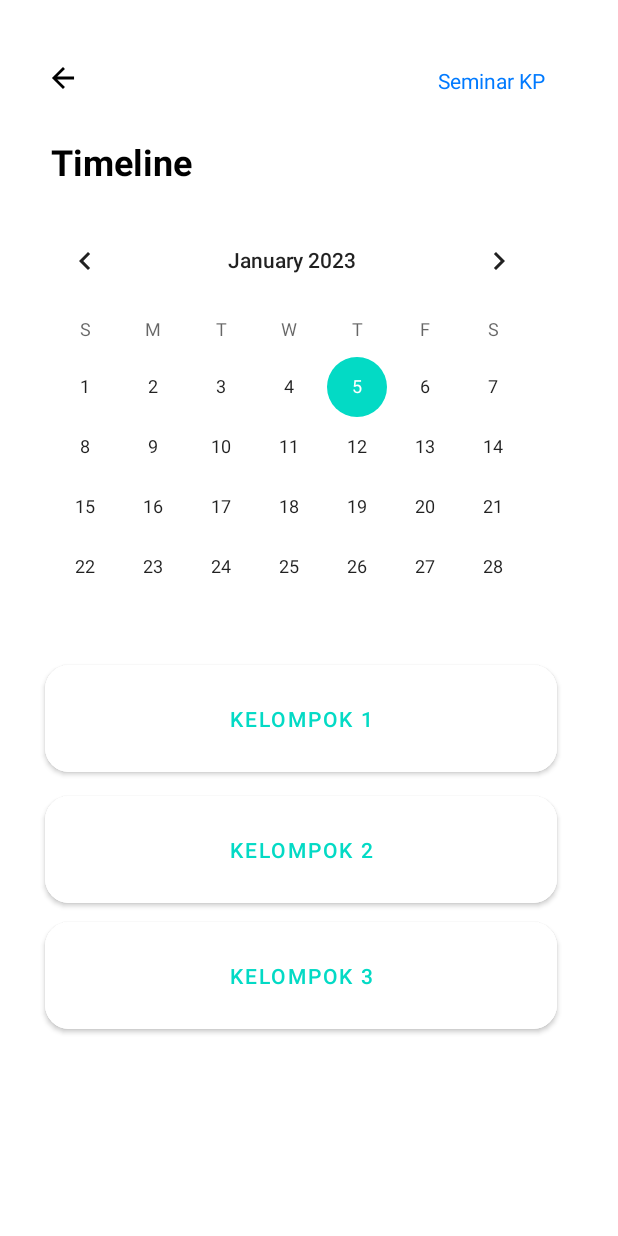
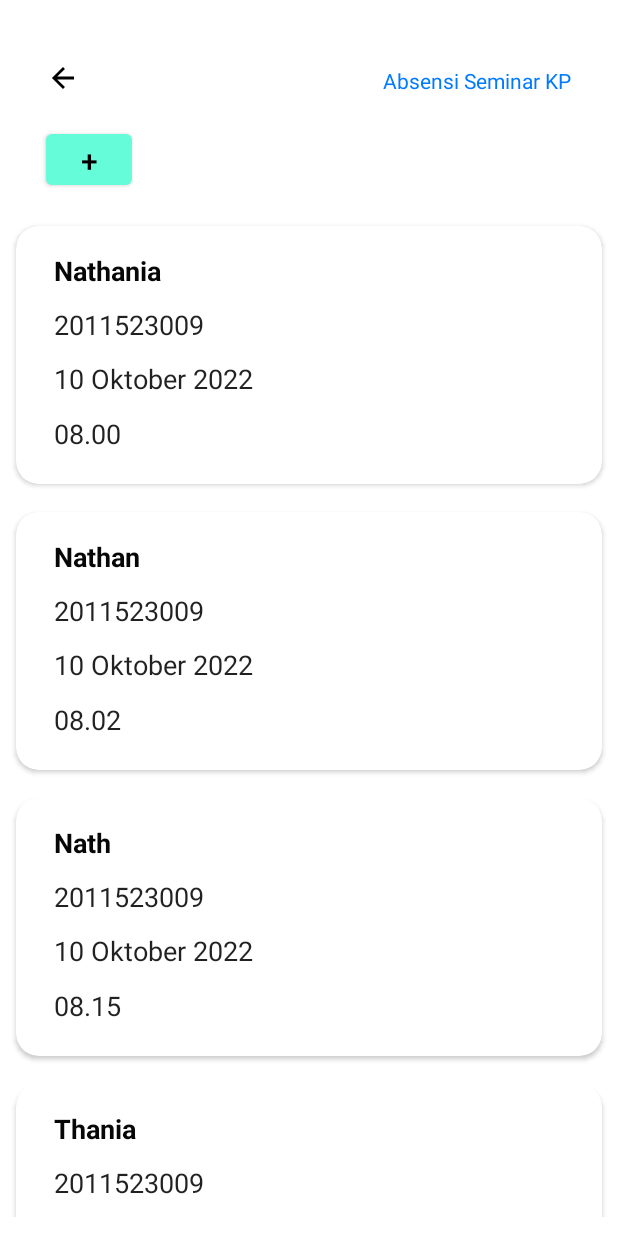
Before and after one commit to FadilaTriAfriani2011521011/Loki_A9, an Android app: the absenKPActivity screen opened directly, with no data from a screen before it, after a tap on an icon or button, on a phone screen of 412 x 824 dp. Run offline under Robolectric (Android 15) with nearby library versions, the light colour scheme and no system bars.

Commit message:
2011523009_finish

```diff
--- /dev/null
+++ b/app/src/main/java/id/ac/unand/loki_a9/AbsenSeminarActivity.kt
@@ -0,0 +1,55 @@
+package id.ac.unand.loki_a9
+
+import android.content.Intent
+import android.os.Bundle
+import android.view.View
+import androidx.appcompat.app.AppCompatActivity
+import androidx.recyclerview.widget.LinearLayoutManager
+import androidx.recyclerview.widget.RecyclerView
+import id.ac.unand.loki_a9.adapter.AbsenAdapter
+import id.ac.unand.loki_a9.models.AbsenModels
+import kotlinx.android.synthetic.main.activity_absen_kp.*
+
+class AbsenSeminarActivity : AppCompatActivity() {
+    private lateinit var rvabsen : RecyclerView
+    private lateinit var absenList : ArrayList<AbsenModels>
+    private lateinit var adapter: AbsenAdapter
+
+    override fun onCreate(savedInstanceState: Bundle?) {
+        super.onCreate(savedInstanceState)
+        setContentView(R.layout.activity_absen_seminar)
+        supportActionBar?.hide()
+
+        rvabsen = findViewById(R.id.rv_absen)
+        rvabsen.layoutManager = LinearLayoutManager(this)
+
+        absenList = ArrayList()
+
+        absenList.add(AbsenModels("Nathania","2011523009", "10 Oktober 2022", "08.00"))
+        absenList.add(AbsenModels("Nathan","2011523009", "10 Oktober 2022", "08.02"))
+        absenList.add(AbsenModels("Nath","2011523009", "10 Oktober 2022", "08.15"))
+        absenList.add(AbsenModels("Thania","2011523009", "10 Oktober 2022", "08.18"))
+        absenList.add(AbsenModels("Rahayu","2011523009", "10 Oktober 2022", "08.20"))
+        absenList.add(AbsenModels("Ayu","2011523009", "10 Oktober 2022", "08.30"))
+
+        adapter = AbsenAdapter(absenList)
+        rvabsen.adapter = adapter
+
+        adapter.setOnItemClickListener(object : AbsenAdapter.onItemClickListener {
+            override fun onItemClick(position: Int) {
+                val intent = Intent(this@AbsenSeminarActivity, AbsenKP::class.java)
+                intent.putExtra("nama", absenList[position].nama)
+                intent.putExtra("nim", absenList[position].nim)
+                intent.putExtra("tanggal", absenList[position].tanggal)
+                intent.putExtra("jam", absenList[position].jam)
+                startActivity(intent)
+            }
+
+        })
+    }
+
+    fun setOnClickListener(view: View) {
+        val intent = Intent(this@AbsenSeminarActivity, seminarKPActivity::class.java)
+        startActivity(intent)
+    }
+}
--- a/app/src/main/java/id/ac/unand/loki_a9/ListLogbookActivity.kt
+++ b/app/src/main/java/id/ac/unand/loki_a9/ListLogbookActivity.kt
@@ -51,16 +51,16 @@ class ListLogbookActivity : AppCompatActivity() {
             }
 
         })
+        val btn: Button = findViewById(R.id.buttontbh)
+        btn.setOnClickListener {
+            val intent = Intent(this@ListLogbookActivity, TambahLogbookActivity::class.java)
+            startActivity(intent)
+        }
+
         Back3 = findViewById(R.id.Back3)
         Back3.setOnClickListener {
             intent = Intent(applicationContext, DetailKP2Activity::class.java)
             startActivity(intent)
         }
-
-        val btn: Button = findViewById(R.id.buttontbh)
-        btn.setOnClickListener {
-            intent = Intent(this, TambahLogbookActivity::class.java)
-            startActivity(intent)
-        }
     }
 }
--- a/app/src/main/java/id/ac/unand/loki_a9/TambahLogbookActivity.kt
+++ b/app/src/main/java/id/ac/unand/loki_a9/TambahLogbookActivity.kt
@@ -1,17 +1,67 @@
 package id.ac.unand.loki_a9
 
+import android.app.NotificationChannel
+import android.app.NotificationManager
+import android.app.PendingIntent
+import android.app.TaskStackBuilder
+import android.content.Context
 import android.content.Intent
+import android.graphics.Color
+import android.os.Build
 import androidx.appcompat.app.AppCompatActivity
 import android.os.Bundle
 import android.widget.Button
 import android.widget.ImageView
+import androidx.annotation.RequiresApi
+import androidx.core.app.NotificationCompat
+import androidx.core.app.NotificationManagerCompat
+import kotlinx.android.synthetic.main.activity_upload_balasan_kp.*
 
 class TambahLogbookActivity : AppCompatActivity() {
     private lateinit var Back6 : ImageView
+
+    val CHANNEL_ID_TambahLogbook = "channelID_TambahLogbook"
+    val CHANNEL_NAME_TambahLogbook = "channelName_TambahLogbook"
+    val NOTIFICATION_ID_TambahLogbook= 0
+
     override fun onCreate(savedInstanceState: Bundle?) {
         super.onCreate(savedInstanceState)
         setContentView(R.layout.activity_tambah_logbook)
         supportActionBar?.hide()
+
+        if (Build.VERSION.SDK_INT >= Build.VERSION_CODES.O) {
+            createNotificationChannel()
+        }
+        val intent = Intent(this, DetailKP2Activity::class.java)
+        val pendingIntent = TaskStackBuilder.create(this).run {
+            addNextIntentWithParentStack(intent)
+            getPendingIntent(0, PendingIntent.FLAG_UPDATE_CURRENT)
+        }
+
+        val notification = NotificationCompat.Builder(this, CHANNEL_ID_TambahLogbook)
+            .setContentTitle("New Notification")
+            .setContentText("Berhasil menambah logbook")
+            .setSmallIcon(R.drawable.ic_nim)
+            .setPriority(NotificationCompat.PRIORITY_HIGH)
+            .setContentIntent(pendingIntent)
+            .build()
+        val notificationManager = NotificationManagerCompat.from(this)
+        buttonLogin.setOnClickListener {
+            notificationManager.notify(NOTIFICATION_ID_TambahLogbook, notification)
+            finish()
+        }
+    }
+
+    @RequiresApi(Build.VERSION_CODES.O)
+    fun createNotificationChannel() {
+        if(Build.VERSION.SDK_INT >= Build.VERSION_CODES.O) {
+            val channel = NotificationChannel(CHANNEL_ID_TambahLogbook, CHANNEL_NAME_TambahLogbook, NotificationManager.IMPORTANCE_DEFAULT).apply {
+                lightColor = Color.GREEN
+                enableLights(true)
+            }
+            val manager = getSystemService(Context.NOTIFICATION_SERVICE) as NotificationManager
+            manager.createNotificationChannel(channel)
+        }
 
         val btn: Button = findViewById(R.id.button7)
         btn.setOnClickListener {
@@ -23,5 +73,8 @@ class TambahLogbookActivity : AppCompatActivity() {
             intent = Intent(applicationContext, ListLogbookActivity::class.java)
             startActivity(intent)
         }
-    }
+
+
+  }
+
 }
--- a/app/src/main/java/id/ac/unand/loki_a9/absenKPActivity.kt
+++ b/app/src/main/java/id/ac/unand/loki_a9/absenKPActivity.kt
@@ -14,7 +14,7 @@ class absenKPActivity : AppCompatActivity() {
 
         imageView = findViewById(R.id.imageView)
         imageView.setOnClickListener{
-            intent = Intent(applicationContext, seminarKPActivity::class.java)
+            intent = Intent(applicationContext, AbsenSeminarActivity::class.java)
             startActivity(intent)
         }
     }
--- /dev/null
+++ b/app/src/main/java/id/ac/unand/loki_a9/adapter/AbsenAdapter.kt
@@ -0,0 +1,54 @@
+package id.ac.unand.loki_a9.adapter
+
+import android.view.LayoutInflater
+import android.view.View
+import android.view.ViewGroup
+import android.widget.TextView
+import androidx.recyclerview.widget.RecyclerView
+import id.ac.unand.loki_a9.R
+import id.ac.unand.loki_a9.models.AbsenModels
+
+class AbsenAdapter(private val absenList : ArrayList<AbsenModels>) :
+    RecyclerView.Adapter<AbsenAdapter.absenViewHolder>() {
+
+    private lateinit var myListener : onItemClickListener
+
+    interface onItemClickListener{
+        fun onItemClick(position: Int)
+    }
+
+    fun setOnItemClickListener(listener: onItemClickListener){
+        myListener = listener
+    }
+
+    override fun onCreateViewHolder(parent: ViewGroup, viewType: Int): absenViewHolder {
+        val itemView = LayoutInflater.from(parent.context).inflate(R.layout.item_absen, parent, false)
+        return absenViewHolder(itemView, myListener)
+    }
+
+    override fun onBindViewHolder(holder: absenViewHolder, position: Int) {
+        val currentPosition = absenList[position]
+        holder.nama.setText(currentPosition.nama)
+        holder.nim.setText(currentPosition.nim)
+        holder.tanggal.setText(currentPosition.tanggal)
+        holder.jam.setText(currentPosition.jam)
+    }
+
+    override fun getItemCount(): Int {
+        return absenList.size
+    }
+
+    class absenViewHolder (itemView: View, listener: onItemClickListener) : RecyclerView.ViewHolder(itemView){
+        val nama : TextView = itemView.findViewById(R.id.nama)
+        val nim : TextView = itemView.findViewById(R.id.nim)
+        val tanggal : TextView = itemView.findViewById(R.id.tanggal)
+        val jam : TextView = itemView.findViewById(R.id.jam)
+
+        init{
+            itemView.setOnClickListener{
+                listener.onItemClick(adapterPosition)
+            }
+        }
+
+    }
+}
--- /dev/null
+++ b/app/src/main/java/id/ac/unand/loki_a9/models/AbsenModels.kt
@@ -0,0 +1,3 @@
+package id.ac.unand.loki_a9.models
+
+data class AbsenModels (var nama : String, var nim : String, var tanggal : String, var jam : String)
--- /dev/null
+++ b/app/src/main/res/layout/activity_absen_seminar.xml
@@ -0,0 +1,60 @@
+<?xml version="1.0" encoding="utf-8"?>
+<androidx.constraintlayout.widget.ConstraintLayout xmlns:android="http://schemas.android.com/apk/res/android"
+    xmlns:app="http://schemas.android.com/apk/res-auto"
+    xmlns:tools="http://schemas.android.com/tools"
+    android:layout_width="match_parent"
+    android:layout_height="match_parent"
+    tools:context=".AbsenSeminarActivity">
+
+    <TextView
+        android:id="@+id/textView6"
+        android:layout_width="wrap_content"
+        android:layout_height="wrap_content"
+        android:layout_marginTop="44dp"
+        android:text="Absensi Seminar KP"
+        android:textColor="#FF007AFF"
+        android:textSize="14sp"
+        app:layout_constraintEnd_toEndOf="parent"
+        app:layout_constraintHorizontal_bias="0.865"
+        app:layout_constraintStart_toEndOf="@+id/Back3"
+        app:layout_constraintTop_toTopOf="parent" />
+
+    <androidx.recyclerview.widget.RecyclerView
+        android:id="@+id/rv_absen"
+        android:layout_width="409dp"
+        android:layout_height="670dp"
+        android:layout_marginStart="1dp"
+        android:layout_marginTop="12dp"
+        android:layout_marginEnd="1dp"
+        app:layout_constraintEnd_toEndOf="parent"
+        app:layout_constraintHorizontal_bias="0.0"
+        app:layout_constraintStart_toStartOf="parent"
+        app:layout_constraintTop_toBottomOf="@+id/buttontbh"
+        tools:listitem="@layout/item_absen" />
+
+    <ImageView
+        android:id="@+id/Back3"
+        android:layout_width="wrap_content"
+        android:layout_height="wrap_content"
+        android:layout_marginStart="30dp"
+        android:layout_marginTop="40dp"
+        android:onClick="setOnClickListener"
+        app:layout_constraintStart_toStartOf="parent"
+        app:layout_constraintTop_toTopOf="parent"
+        app:srcCompat="@drawable/ic_back" />
+
+    <Button
+        android:id="@+id/buttontbh"
+        android:layout_width="57dp"
+        android:layout_height="46dp"
+        android:layout_marginStart="30dp"
+        android:layout_marginTop="19dp"
+        android:layout_marginEnd="324dp"
+        android:text="+"
+        android:textColor="#000000"
+        android:textSize="20sp"
+        app:layout_constraintEnd_toEndOf="parent"
+        app:layout_constraintStart_toStartOf="parent"
+        app:layout_constraintTop_toBottomOf="@+id/Back3" />
+
+</androidx.constraintlayout.widget.ConstraintLayout>
--- /dev/null
+++ b/app/src/main/res/layout/item_absen.xml
@@ -0,0 +1,73 @@
+<?xml version="1.0" encoding="utf-8"?>
+<androidx.cardview.widget.CardView xmlns:android="http://schemas.android.com/apk/res/android"
+    xmlns:tools="http://schemas.android.com/tools"
+    android:layout_width="match_parent"
+    android:layout_height="wrap_content"
+    xmlns:app="http://schemas.android.com/apk/res-auto"
+    android:layout_margin="9dp"
+    app:cardCornerRadius="15dp"
+    android:elevation="35dp"
+    >
+
+    <androidx.constraintlayout.widget.ConstraintLayout
+        android:layout_width="match_parent"
+        android:layout_height="153dp"
+        android:layout_margin="9dp">
+
+        <TextView
+            android:id="@+id/nama"
+            android:layout_width="wrap_content"
+            android:layout_height="wrap_content"
+            android:layout_marginStart="16dp"
+            android:layout_marginTop="8dp"
+            android:text="TextView"
+            android:textAppearance="@style/TextAppearance.AppCompat.Display1"
+            android:textColor="#070707"
+            android:textSize="18sp"
+            android:textStyle="bold"
+            app:layout_constraintStart_toStartOf="parent"
+            app:layout_constraintTop_toTopOf="parent" />
+
+        <TextView
+            android:id="@+id/nim"
+            android:layout_width="wrap_content"
+            android:layout_height="wrap_content"
+            android:layout_marginStart="16dp"
+            android:layout_marginTop="9dp"
+            android:text="TextView"
+            android:textAppearance="@style/TextAppearance.AppCompat.Body1"
+            android:textSize="18sp"
+            app:layout_constraintBottom_toBottomOf="parent"
+            app:layout_constraintStart_toStartOf="parent"
+            app:layout_constraintTop_toBottomOf="@+id/nama"
+            app:layout_constraintVertical_bias="0.022" />
+
+        <TextView
+            android:id="@+id/jam"
+            android:layout_width="wrap_content"
+            android:layout_height="wrap_content"
+            android:layout_marginStart="16dp"
+            android:layout_marginTop="9dp"
+            android:text="TextView"
+            android:textAppearance="@style/TextAppearance.AppCompat.Body1"
+            android:textSize="18sp"
+            app:layout_constraintBottom_toBottomOf="parent"
+            app:layout_constraintStart_toStartOf="parent"
+            app:layout_constraintTop_toBottomOf="@+id/tanggal"
+            app:layout_constraintVertical_bias="0.2" />
+
+        <TextView
+            android:id="@+id/tanggal"
+            android:layout_width="wrap_content"
+            android:layout_height="wrap_content"
+            android:layout_marginStart="16dp"
+            android:layout_marginTop="9dp"
+            android:text="TextView"
+            android:textAppearance="@style/TextAppearance.AppCompat.Body1"
+            android:textSize="18sp"
+            app:layout_constraintBottom_toBottomOf="parent"
+            app:layout_constraintStart_toStartOf="parent"
+            app:layout_constraintTop_toBottomOf="@+id/nim"
+            app:layout_constraintVertical_bias="0.037" />
+    </androidx.constraintlayout.widget.ConstraintLayout>
+</androidx.cardview.widget.CardView>
```
Also changed, not shown: app/src/main/AndroidManifest.xml (+6 -3 lines).
